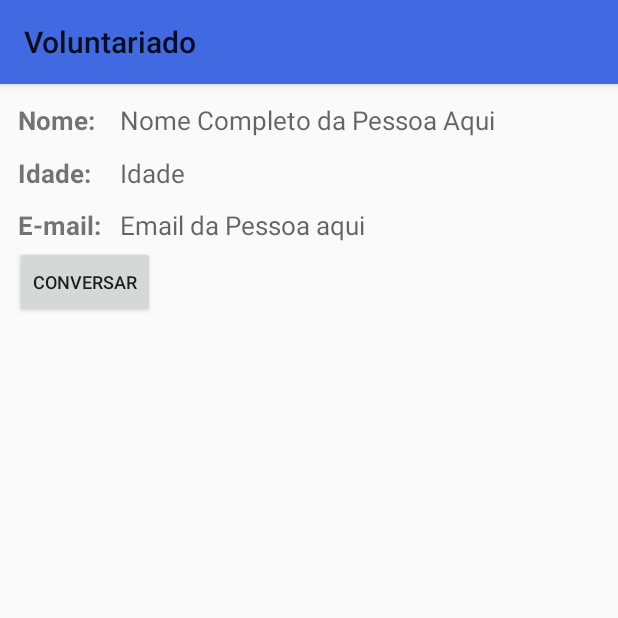
After one commit to Chicarelli/Voluntariar, an Android app: the PerfilMembros screen opened directly, with no data from a screen before it, on a phone screen of 412 x 824 dp, the top half of it. The commit adds this screen. Run offline under Robolectric (Android 15) with nearby library versions, the phone set to English and light mode, and no system bars; our stand-ins replace Firebase (no records; nobody signed in at launch, a user with empty details on screens opened directly); Roboto replaces fonts that are not available here; 2 statements that could not run were skipped.

Commit message:
Adicionando activity de chat entre os usuários

```diff
--- a/app/build.gradle
+++ b/app/build.gradle
@@ -33,6 +33,7 @@ dependencies {
     implementation 'androidx.constraintlayout:constraintlayout:1.1.3'
     implementation 'com.google.firebase:firebase-core:17.0.0'
     implementation 'com.google.firebase:firebase-auth:19.3.2'
+
     implementation 'com.github.bumptech.glide:glide:4.10.0'
     annotationProcessor 'com.github.bumptech.glide:compiler:4.10.0'
     implementation 'com.firebaseui:firebase-ui-storage:6.2.0'
@@ -41,6 +42,7 @@ dependencies {
     implementation 'androidx.navigation:navigation-fragment:2.1.0'
     implementation 'androidx.navigation:navigation-ui:2.1.0'
     implementation 'com.google.firebase:firebase-storage:19.1.1'
+    implementation "com.xwray:groupie:2.8.1"
     testImplementation 'junit:junit:4.12'
     androidTestImplementation 'androidx.test.ext:junit:1.1.1'
     androidTestImplementation 'androidx.test.espresso:espresso-core:3.2.0'
--- a/app/src/main/java/com/example/voluntariado/ParticipantesAdapter.java
+++ b/app/src/main/java/com/example/voluntariado/ParticipantesAdapter.java
@@ -68,6 +68,7 @@ public class ParticipantesAdapter extends ArrayAdapter<ParticipacaoEvento> {
             });
 
     return convertView;
+  }
 
-  }
+
 }
--- /dev/null
+++ b/app/src/main/java/com/example/voluntariado/PerfilMembros.java
@@ -0,0 +1,84 @@
+package com.example.voluntariado;
+
+import androidx.annotation.NonNull;
+import androidx.appcompat.app.AppCompatActivity;
+
+import android.content.Intent;
+import android.os.Bundle;
+import android.view.View;
+import android.widget.TextView;
+
+import com.google.android.gms.tasks.OnCompleteListener;
+import com.google.android.gms.tasks.OnFailureListener;
+import com.google.android.gms.tasks.OnSuccessListener;
+import com.google.android.gms.tasks.Task;
+import com.google.firebase.auth.FirebaseAuth;
+import com.google.firebase.firestore.DocumentSnapshot;
+import com.google.firebase.firestore.FirebaseFirestore;
+import com.google.firebase.firestore.QueryDocumentSnapshot;
+
+public class PerfilMembros extends AppCompatActivity {
+
+
+    FirebaseAuth mAuth = FirebaseAuth.getInstance();
+    FirebaseFirestore db = FirebaseFirestore.getInstance();
+    String id = "";
+
+
+    @Override
+    protected void onCreate(Bundle savedInstanceState) {
+        super.onCreate(savedInstanceState);
+        setContentView(R.layout.activity_perfil_membros);
+
+        puxandoID();
+        buscarDadosFirestore(this.id);
+    }
+
+    public void puxandoID(){
+        if (getIntent().hasExtra("id")){
+            String id = getIntent().getStringExtra("id");
+            this.id = id;
+        }
+    }
+
+    public void buscarDadosFirestore(String id){
+        db.collection("users1").document(id)
+                .get()
+                .addOnCompleteListener(new OnCompleteListener<DocumentSnapshot>() {
+                    @Override
+                    public void onComplete(@NonNull Task<DocumentSnapshot> task) {
+                        if(task.isSuccessful()){
+                            DocumentSnapshot document = task.getResult();
+                            User user = document.toObject(User.class);
+                            String nome = user.getNome();
+                            String email = user.getEmail();
+                            //String idade = user.getDataNasc().toString();
+
+                            setandoTextView(nome, email);
+                        }
+                    }
+                })
+                .addOnFailureListener(new OnFailureListener() {
+                    @Override
+                    public void onFailure(@NonNull Exception e) {
+
+                    }
+                });
+    }
+
+    public void setandoTextView(String nome, String email){
+        TextView edtNome = findViewById(R.id.edtNome_perfil_membros);
+        TextView edtIdade = findViewById(R.id.edtIdade_perfil_membros);
+        TextView edtEmail = findViewById(R.id.edtEmail_perfil_membros);
+
+        edtNome.setText(nome);
+        edtEmail.setText(email);
+    }
+
+    public void sendMessage(View view){
+        Intent intent = new Intent(PerfilMembros.this, ChatActivity.class);
+        intent.putExtra("idMembro", id);
+        startActivity(intent);
+    }
+
+}
--- /dev/null
+++ b/app/src/main/res/layout/activity_perfil_membros.xml
@@ -0,0 +1,108 @@
+<?xml version="1.0" encoding="utf-8"?>
+<androidx.constraintlayout.widget.ConstraintLayout xmlns:android="http://schemas.android.com/apk/res/android"
+    xmlns:app="http://schemas.android.com/apk/res-auto"
+    xmlns:tools="http://schemas.android.com/tools"
+    android:layout_width="match_parent"
+    android:layout_height="match_parent"
+    tools:context=".PerfilMembros">
+
+    <TextView
+        android:id="@+id/nome_perfil_membros"
+        android:layout_width="wrap_content"
+        android:layout_height="wrap_content"
+        android:layout_marginLeft="10dp"
+        android:layout_marginTop="10dp"
+        android:padding="2dp"
+        android:text="Nome: "
+        android:textSize="17sp"
+        android:textStyle="bold"
+        app:layout_constraintBottom_toBottomOf="parent"
+        app:layout_constraintHorizontal_bias="0"
+        app:layout_constraintLeft_toLeftOf="parent"
+        app:layout_constraintRight_toRightOf="parent"
+        app:layout_constraintTop_toTopOf="parent"
+        app:layout_constraintVertical_bias="0" />
+
+    <TextView
+        android:id="@+id/edtNome_perfil_membros"
+        android:layout_width="wrap_content"
+        android:layout_height="wrap_content"
+        android:hint="Nome Completo da Pessoa Aqui"
+        android:padding="2dp"
+        android:textSize="17sp"
+        app:layout_constraintBottom_toBottomOf="@id/nome_perfil_membros"
+        app:layout_constraintHorizontal_bias="0.1"
+        app:layout_constraintLeft_toRightOf="@id/nome_perfil_membros"
+        app:layout_constraintRight_toRightOf="parent"
+        app:layout_constraintTop_toTopOf="@id/nome_perfil_membros" />
+
+    <TextView
+        android:id="@+id/idade_perfil_membros"
+        android:layout_width="wrap_content"
+        android:layout_height="wrap_content"
+        android:padding="2dp"
+        android:text="Idade: "
+        android:textSize="17sp"
+        android:textStyle="bold"
+        app:layout_constraintBottom_toBottomOf="parent"
+        app:layout_constraintHorizontal_bias="0"
+        app:layout_constraintLeft_toLeftOf="@id/nome_perfil_membros"
+        app:layout_constraintRight_toRightOf="@id/nome_perfil_membros"
+        app:layout_constraintTop_toBottomOf="@id/nome_perfil_membros"
+        app:layout_constraintVertical_bias="0.01" />
+
+    <TextView
+        android:id="@+id/edtIdade_perfil_membros"
+        android:layout_width="wrap_content"
+        android:layout_height="wrap_content"
+        android:hint="Idade"
+        android:padding="2dp"
+        android:textSize="17sp"
+        app:layout_constraintBottom_toBottomOf="@id/idade_perfil_membros"
+        app:layout_constraintHorizontal_bias="0"
+        app:layout_constraintLeft_toLeftOf="@id/edtNome_perfil_membros"
+        app:layout_constraintRight_toRightOf="parent"
+        app:layout_constraintTop_toTopOf="@id/idade_perfil_membros" />
+
+    <TextView
+        android:id="@+id/email_perfil_membros"
+        android:layout_width="wrap_content"
+        android:layout_height="wrap_content"
+        android:padding="2dp"
+        android:text="E-mail: "
+        android:textSize="17sp"
+        android:textStyle="bold"
+        app:layout_constraintBottom_toBottomOf="parent"
+        app:layout_constraintHorizontal_bias="0"
+        app:layout_constraintLeft_toLeftOf="@id/idade_perfil_membros"
+        app:layout_constraintRight_toRightOf="parent"
+        app:layout_constraintTop_toBottomOf="@id/idade_perfil_membros"
+        app:layout_constraintVertical_bias="0.01" />
+
+    <TextView
+        android:id="@+id/edtEmail_perfil_membros"
+        android:layout_width="wrap_content"
+        android:layout_height="wrap_content"
+        android:hint="Email da Pessoa aqui"
+        android:padding="2dp"
+        android:textSize="17sp"
+        app:layout_constraintBottom_toBottomOf="@id/email_perfil_membros"
+        app:layout_constraintHorizontal_bias="0"
+        app:layout_constraintLeft_toLeftOf="@id/edtIdade_perfil_membros"
+        app:layout_constraintRight_toRightOf="parent"
+        app:layout_constraintTop_toTopOf="@id/email_perfil_membros" />
+
+    <Button
+        android:id="@+id/botaoConversar"
+        android:layout_width="wrap_content"
+        android:layout_height="wrap_content"
+        android:text="Conversar"
+        android:textSize="12sp"
+        android:onClick="sendMessage"
+        app:layout_constraintHorizontal_bias="0"
+        app:layout_constraintLeft_toLeftOf="@id/email_perfil_membros"
+        app:layout_constraintTop_toBottomOf="@id/email_perfil_membros"
+        app:layout_constraintVertical_bias="0" />
+
+
+</androidx.constraintlayout.widget.ConstraintLayout>
```
Also changed, not shown: app/src/main/AndroidManifest.xml (+21 -3 lines), app/src/main/java/com/example/voluntariado/ChatActivity.java (added, +141 -0 lines), app/src/main/java/com/example/voluntariado/ListaDeParticipantes.java (+81 -3 lines), app/src/main/java/com/example/voluntariado/Message.java (added, +41 -0 lines), app/src/main/java/com/example/voluntariado/User.java (+7 -1 lines), app/src/main/res/layout/activity_chat.xml (added, +47 -0 lines), app/src/main/res/layout/item_from_message.xml (added, +22 -0 lines), app/src/main/res/layout/item_to_message.xml (added, +21 -0 lines), app/src/main/res/menu/listadeparticipantes.xml (added, +7 -0 lines), 103 other files.
